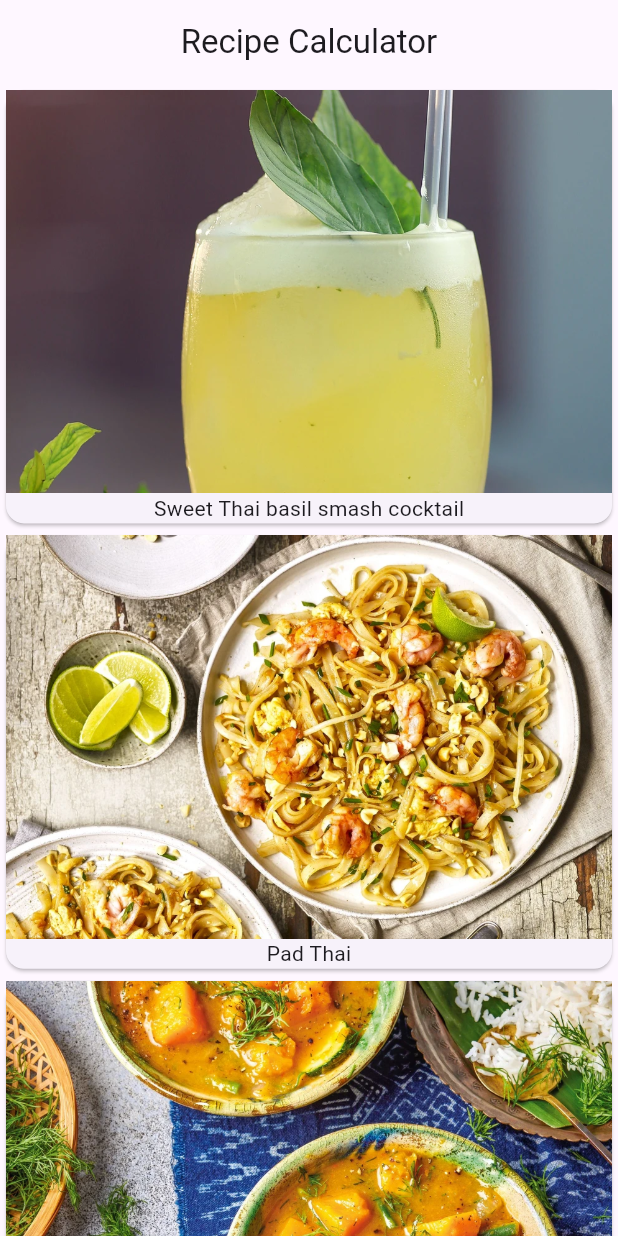
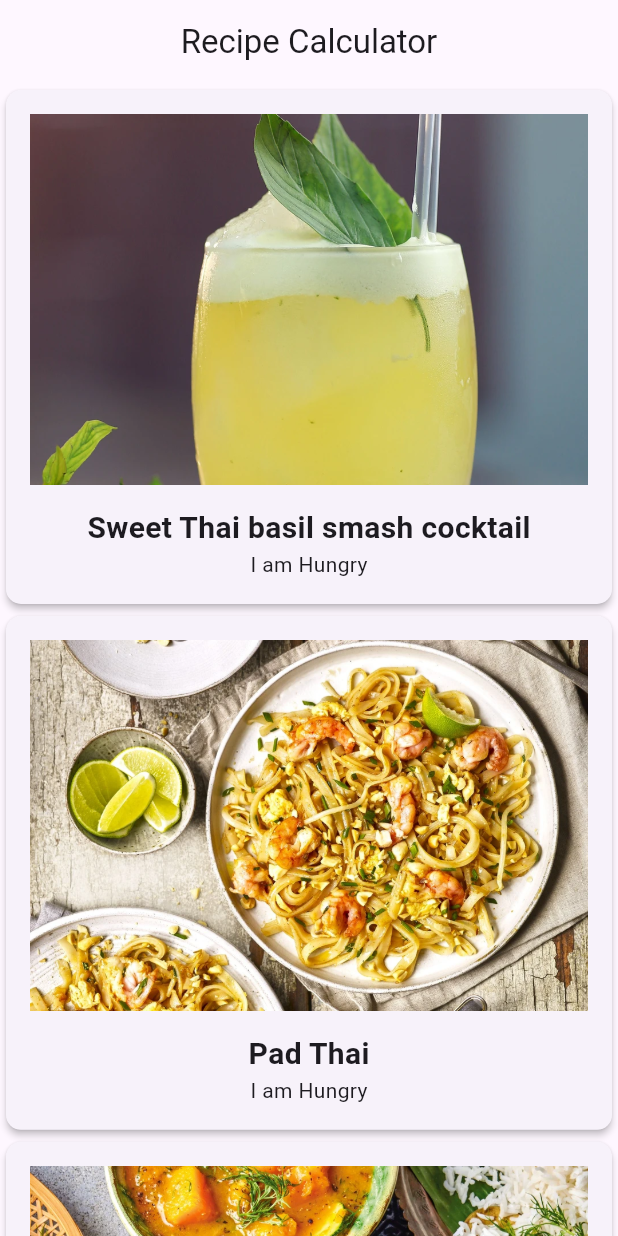
Before and after one commit to PhongamonJutipong/receipes, a Flutter app: the screen it shows after launch, on a phone screen of 412 x 824 dp. Run offline on Flutter 3.47's test engine with Material 3 defaults, Android fonts, the phone set to English and light mode, and no system bars; Roboto replaces fonts that are missing (Palatino).

```diff
--- a/lib/Model/recipe.dart
+++ b/lib/Model/recipe.dart
@@ -1,29 +1,35 @@
-class Recipe {
+class Recipe { //ต้องเหมือนชื่อคลาส
   String imgLabel;   // ชื่อเมนู
   String imageUrl;   // path ของรูป
+  String imgdetail; // รายละเอียดของเมนู
 
-  Recipe(this.imgLabel, this.imageUrl);
+  Recipe(this.imgLabel, this.imageUrl,this.imgdetail);
 
   static List<Recipe> samples = [
     Recipe(
       'Sweet Thai basil smash cocktail',
-      'assets/images/test1.webp'
+      'assets/images/test1.webp',
+      'A refreshing cocktail made with Thai basil, lime juice, and a splash of soda water.'
     ),
     Recipe(
       'Pad Thai',
       'assets/images/test2.webp',
+      'A classic Thai stir-fried noodle dish with shrimp, tofu, peanuts, and bean sprouts.'
     ),
     Recipe(
       'Thai pumpkin curry (gaeng fak thong)',
       'assets/images/test3.webp',
+      'A creamy and flavorful curry made with pumpkin, coconut milk, and a blend of Thai spices.'
     ),
     Recipe(
       'Thai-style fishcakes with sweet and sour cucumber pickle',
       'assets/images/test6.webp',
+      'Crispy fishcakes served with a tangy cucumber pickle and sweet chili sauce.'
     ),
     Recipe(
       'Thai green fish curry',
       'assets/images/test5.webp',
+      'A spicy and aromatic curry made with green curry paste, fish, and vegetables.'
     ),
   ];
 }
--- a/lib/main.dart
+++ b/lib/main.dart
@@ -1,5 +1,6 @@
 import 'package:flutter/material.dart';
 import 'package:receipes/Model/recipe.dart';
+import 'package:receipes/recipe-detail.dart';
 
 void main() {
   runApp(const RecipeApp());
@@ -31,10 +32,23 @@ class _MyHomePageState extends State<MyHomePage> {
       body: SafeArea(
         child: Container(
           child: ListView.builder(
+            itemBuilder: (BuildContext context,int index){
+              return GestureDetector(
+                onTap: (){
+                  print('You tapped on ${Recipe.samples[index].imgLabel}');
+                  Navigator.push(
+                    context,
+                    MaterialPageRoute(
+                      builder: (context) {
+                        return Recipedetail(recipe: Recipe.samples[index]);
+                      }
+                    ),
+                  );
+                },
+                child: buildRecipeCard(Recipe.samples[index]),
+              );
+            },
             itemCount: Recipe.samples.length,
-            itemBuilder: (BuildContext context, int index) {
-              return buildRecipeCard(Recipe.samples[index]);
-            },
           ),
         ),
       ),
@@ -44,11 +58,25 @@ class _MyHomePageState extends State<MyHomePage> {
 
 Widget buildRecipeCard(Recipe recipe) {
   return Card(
-    child: Column(
-      children: <Widget>[
-        Image(image: AssetImage(recipe.imageUrl)),
-        Text(recipe.imgLabel),
-      ],
+    elevation: 2.0,
+    shape: RoundedRectangleBorder(borderRadius: BorderRadius.circular(10.0)),
+    child: Padding(
+      padding: const EdgeInsets.all(16.0),
+      child: Column(
+        children: <Widget>[
+          Image(image: AssetImage(recipe.imageUrl)),
+          SizedBox(height: 14.0),
+          Text(
+            recipe.imgLabel,
+            style: const TextStyle(
+              fontSize: 20.0,
+              fontWeight: FontWeight.w700,
+              fontFamily: 'Palatino',
+            ),
+          ),
+          Text("I am Hungry"),
+        ],
+      ),
     ),
   );
 }
```
Also changed, not shown: lib/recipe-detail.dart (added, +32 -0 lines).
